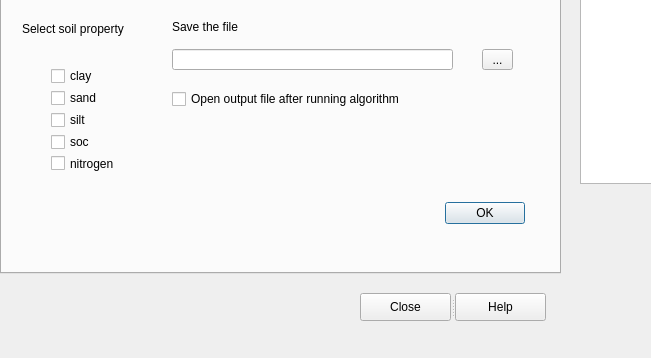
First picture: the form in Soil_Grids_Downloader_dialog_base.ui, repository iliasmachairas/SoilGrids_Downloader, before the edit; both pictures show x 0 to 651 and y 147 to 505 of the 936 by 505 pixel window.
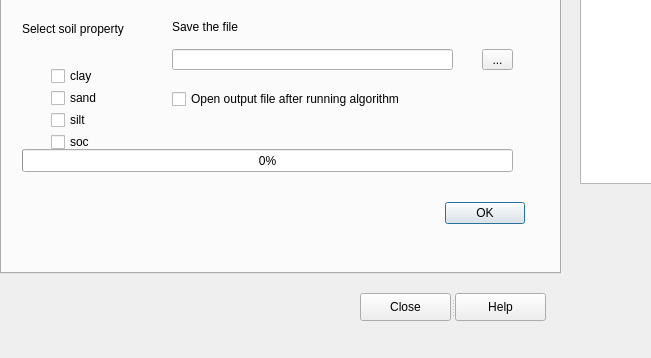
Second picture: the form after the edit. Icons and pictures are not drawn. Custom widgets are drawn as their Qt base class.

Commit message: Embed progress bar in Point shapefile tab; rename Ok to Run

```diff
--- a/Soil_Grids_Downloader_dialog_base.ui
+++ b/Soil_Grids_Downloader_dialog_base.ui
@@ -276,6 +276,19 @@
       <bool>false</bool>
      </property>
     </widget>
+    <widget class="QProgressBar" name="progressBar_tab2">
+     <property name="geometry">
+      <rect>
+       <x>20</x>
+       <y>270</y>
+       <width>491</width>
+       <height>23</height>
+      </rect>
+     </property>
+     <property name="value">
+      <number>0</number>
+     </property>
+    </widget>
    </widget>
    <widget class="QWidget" name="tab_3">
     <attribute name="title">
```
Left out of the diff: 16 changed lines with no effect on the pictures. The commit also changes 2 other files.
